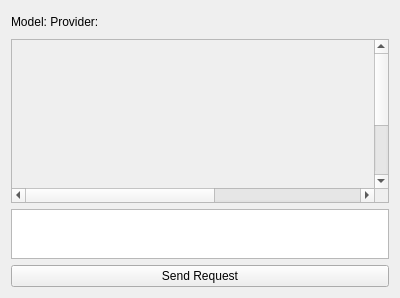
RobotecAI/o3de-genai-gems, file Gems/GenAIFramework/Code/Source/UI/AIChatWidget.ui: the form before one commit.
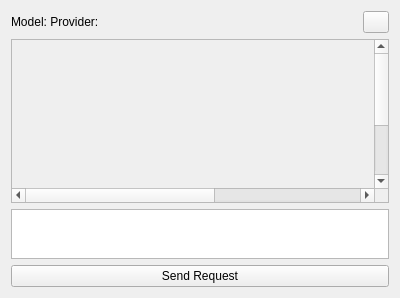
The form after the commit.

```diff
--- a/Gems/GenAIFramework/Code/Source/UI/AIChatWidget.ui
+++ b/Gems/GenAIFramework/Code/Source/UI/AIChatWidget.ui
@@ -33,8 +33,8 @@
        </property>
        <property name="maximumSize">
         <size>
-         <width>25</width>
-         <height>25</height>
+         <width>26</width>
+         <height>24</height>
         </size>
        </property>
        <property name="toolTip">
@@ -44,7 +44,7 @@
         <string/>
        </property>
        <property name="flat">
-        <bool>true</bool>
+        <bool>false</bool>
        </property>
       </widget>
      </item>
```
